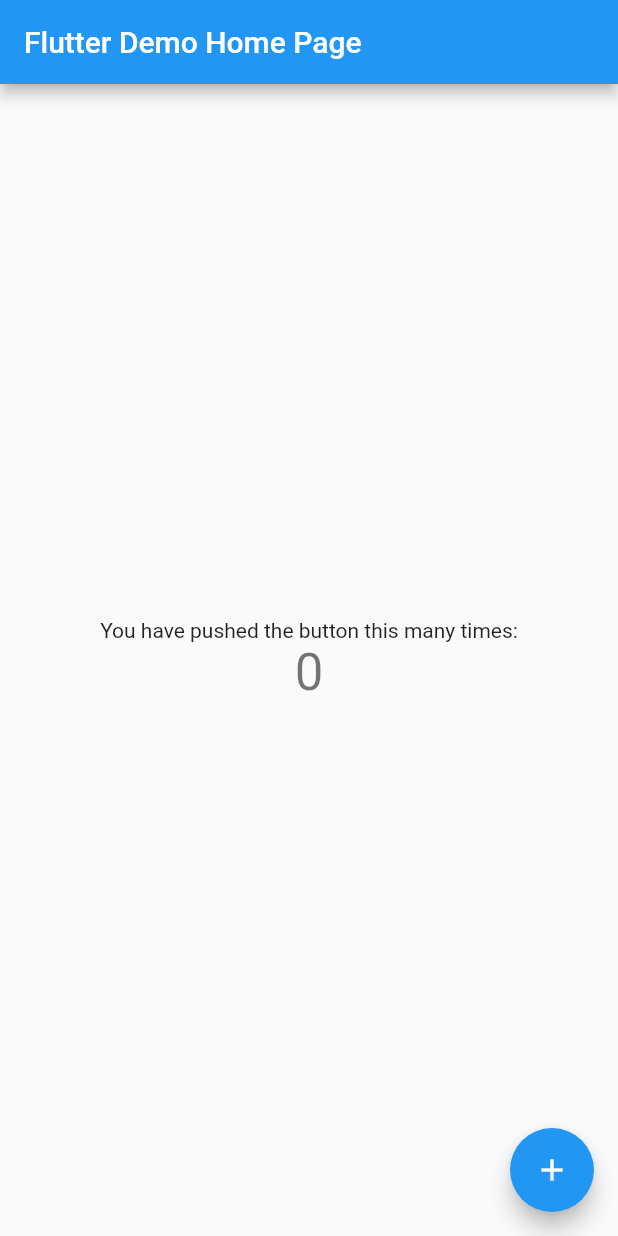
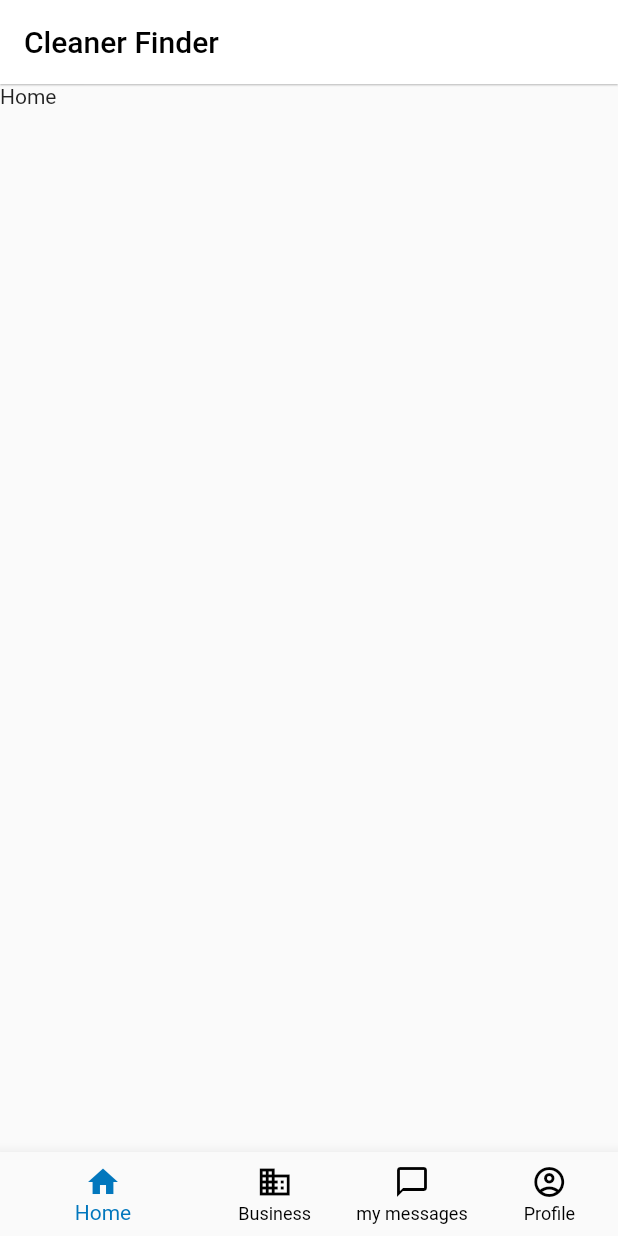
Before and after one commit to amineladraa1/menage_everywhere, a Flutter app: the screen it shows after launch, on a phone screen of 412 x 824 dp. Run offline on Flutter 3.47's test engine with Material 2 defaults, Android fonts, the phone set to English and light mode, and no system bars.

Commit message:
added home page and navigation

```diff
--- /dev/null
+++ b/lib/components/home_page.dart
@@ -0,0 +1,74 @@
+import 'package:flutter/material.dart';
+import 'package:menage_everywhere/components/messages.dart';
+import 'package:menage_everywhere/components/my_profile.dart';
+
+
+class MyHome extends StatefulWidget {
+  const MyHome({Key? key}) : super(key: key);
+
+  @override
+  _MyHomeState createState() => _MyHomeState();
+}
+
+class _MyHomeState extends State<MyHome> {
+  int _selectedIndex = 0;
+  static const List<Widget> _widgetOptions = <Widget>[
+    Text(
+      'Home',
+    ),
+    Messages(),
+    MyProfile(),
+
+  ];
+  void _onItemTapped(int index) {
+    setState(() {
+      _selectedIndex = index;
+    });
+  }
+
+  @override
+  Widget build(BuildContext context) {
+    return Scaffold(
+        appBar : AppBar(
+          elevation: 0.5,
+          backgroundColor: Colors.white,
+          title: const Text('Cleaner Finder ' , style: TextStyle(
+            color: Colors.black,
+          ),),
+        ),
+        body: _widgetOptions.elementAt(_selectedIndex),
+        bottomNavigationBar: BottomNavigationBar(
+          showSelectedLabels: true,
+          showUnselectedLabels: true,
+          unselectedItemColor: Colors.black,
+
+          elevation: 8,
+          items: const <BottomNavigationBarItem>[
+            BottomNavigationBarItem(
+              icon: Icon(Icons.home),
+              label: 'Home',
+              //backgroundColor: Colors.black54,
+            ),
+            BottomNavigationBarItem(
+              icon: Icon(Icons.business),
+              label: 'Business',
+              //backgroundColor: Colors.black54,
+            ),
+            BottomNavigationBarItem(
+              icon: Icon(Icons.messenger_outline),
+              label: 'my messages',
+              //backgroundColor: Colors.black54,
+            ),
+            BottomNavigationBarItem(
+              icon: Icon(Icons.account_circle_outlined),
+              label: 'Profile',
+             // backgroundColor: Colors.black54,
+            ),
+          ],
+          currentIndex: _selectedIndex,
+          selectedItemColor: Colors.lightBlue[800],
+          backgroundColor: Colors.black54,
+          onTap: _onItemTapped,
+        ));
+  }
+}
--- /dev/null
+++ b/lib/components/messages.dart
@@ -0,0 +1,19 @@
+import 'package:flutter/material.dart';
+
+
+
+class Messages extends StatefulWidget {
+  const Messages({Key? key}) : super(key: key);
+
+  @override
+  _MessagesState createState() => _MessagesState();
+}
+
+class _MessagesState extends State<Messages> {
+  @override
+  Widget build(BuildContext context) {
+    return Container(
+      child: Text('my messages'),
+    );
+  }
+}
--- /dev/null
+++ b/lib/components/my_profile.dart
@@ -0,0 +1,20 @@
+import 'package:flutter/material.dart';
+
+
+class MyProfile extends StatefulWidget {
+  const MyProfile({Key? key}) : super(key: key);
+
+  @override
+  _MyProfileState createState() => _MyProfileState();
+}
+
+class _MyProfileState extends State<MyProfile> {
+  @override
+  Widget build(BuildContext context) {
+    return Container(
+      child: Center(
+        child : Text('my profile'),
+      ),
+    );
+  }
+}
--- a/lib/main.dart
+++ b/lib/main.dart
@@ -1,4 +1,8 @@
 import 'package:flutter/material.dart';
+import 'package:menage_everywhere/components/messages.dart';
+import 'package:menage_everywhere/components/my_profile.dart';
+
+import 'components/home_page.dart';
 
 void main() {
   runApp(const MyApp());
@@ -11,6 +15,11 @@
   @override
   Widget build(BuildContext context) {
     return MaterialApp(
+      home: const MyHome(),// becomes the route named '/'
+      routes: <String, WidgetBuilder> {
+        '/messages': (BuildContext context) => Messages(),
+        '/profile': (BuildContext context) => MyProfile(),
+      },
       title: 'Flutter Demo',
       theme: ThemeData(
         // This is the theme of your application.
@@ -22,94 +31,9 @@
         // or simply save your changes to "hot reload" in a Flutter IDE).
         // Notice that the counter didn't reset back to zero; the application
         // is not restarted.
-        primarySwatch: Colors.blue,
+        //primarySwatch: Colors.blue,
       ),
-      home: const MyHomePage(title: 'Flutter Demo Home Page'),
+
     );
   }
 }
-
-class MyHomePage extends StatefulWidget {
-  const MyHomePage({Key? key, required this.title}) : super(key: key);
-
-  // This widget is the home page of your application. It is stateful, meaning
-  // that it has a State object (defined below) that contains fields that affect
-  // how it looks.
-
-  // This class is the configuration for the state. It holds the values (in this
-  // case the title) provided by the parent (in this case the App widget) and
-  // used by the build method of the State. Fields in a Widget subclass are
-  // always marked "final".
-
-  final String title;
-
-  @override
-  State<MyHomePage> createState() => _MyHomePageState();
-}
-
-class _MyHomePageState extends State<MyHomePage> {
-  int _counter = 0;
-
-  void _incrementCounter() {
-    setState(() {
-      // This call to setState tells the Flutter framework that something has
-      // changed in this State, which causes it to rerun the build method below
-      // so that the display can reflect the updated values. If we changed
-      // _counter without calling setState(), then the build method would not be
-      // called again, and so nothing would appear to happen.
-      _counter++;
-    });
-  }
-
-  @override
-  Widget build(BuildContext context) {
-    // This method is rerun every time setState is called, for instance as done
-    // by the _incrementCounter method above.
-    //
-    // The Flutter framework has been optimized to make rerunning build methods
-    // fast, so that you can just rebuild anything that needs updating rather
-    // than having to individually change instances of widgets.
-    return Scaffold(
-      appBar: AppBar(
-        // Here we take the value from the MyHomePage object that was created by
-        // the App.build method, and use it to set our appbar title.
-        title: Text(widget.title),
-      ),
-      body: Center(
-        // Center is a layout widget. It takes a single child and positions it
-        // in the middle of the parent.
-        child: Column(
-          // Column is also a layout widget. It takes a list of children and
-          // arranges them vertically. By default, it sizes itself to fit its
-          // children horizontally, and tries to be as tall as its parent.
-          //
-          // Invoke "debug painting" (press "p" in the console, choose the
-          // "Toggle Debug Paint" action from the Flutter Inspector in Android
-          // Studio, or the "Toggle Debug Paint" command in Visual Studio Code)
-          // to see the wireframe for each widget.
-          //
-          // Column has various properties to control how it sizes itself and
-          // how it positions its children. Here we use mainAxisAlignment to
-          // center the children vertically; the main axis here is the vertical
-          // axis because Columns are vertical (the cross axis would be
-          // horizontal).
-          mainAxisAlignment: MainAxisAlignment.center,
-          children: <Widget>[
-            const Text(
-              'You have pushed the button this many times:',
-            ),
-            Text(
-              '$_counter',
-              style: Theme.of(context).textTheme.headline4,
-            ),
-          ],
-        ),
-      ),
-      floatingActionButton: FloatingActionButton(
-        onPressed: _incrementCounter,
-        tooltip: 'Increment',
-        child: const Icon(Icons.add),
-      ), // This trailing comma makes auto-formatting nicer for build methods.
-    );
-  }
-}
```
